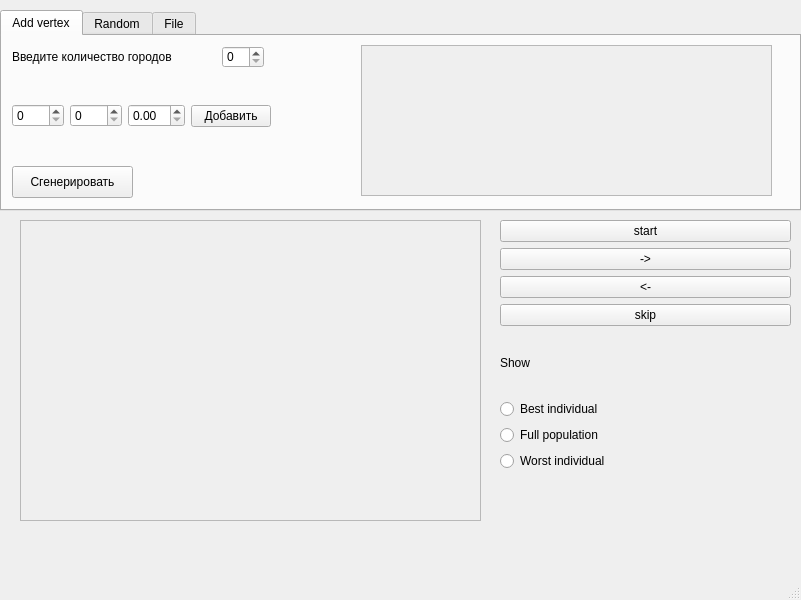
The window that src/ui/mainwindow.ui (zwphyro/TSP_GA) describes before a commit, drawn with Qt 5.
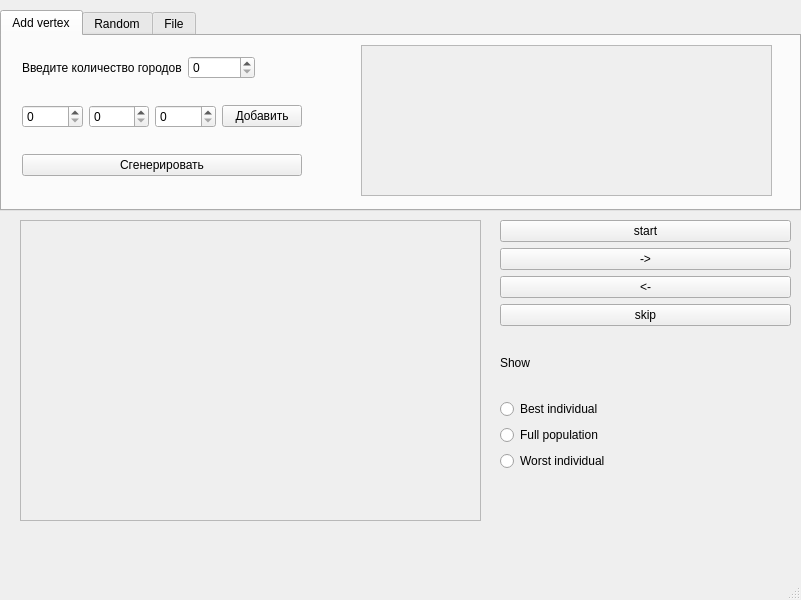
The same window after the commit.

What changed in the file:
```diff
--- a/src/ui/mainwindow.ui
+++ b/src/ui/mainwindow.ui
@@ -30,74 +30,7 @@
      <attribute name="title">
       <string>Add vertex</string>
      </attribute>
-     <widget class="QLabel" name="label">
-      <property name="geometry">
-       <rect>
-        <x>10</x>
-        <y>10</y>
-        <width>191</width>
-        <height>21</height>
-       </rect>
-      </property>
-      <property name="text">
-       <string>Введите количество городов</string>
-      </property>
-     </widget>
-     <widget class="QSpinBox" name="spinBox">
-      <property name="geometry">
-       <rect>
-        <x>220</x>
-        <y>10</y>
-        <width>42</width>
-        <height>22</height>
-       </rect>
-      </property>
-      <property name="maximum">
-       <number>100000</number>
-      </property>
-     </widget>
-     <widget class="QWidget" name="horizontalLayoutWidget">
-      <property name="geometry">
-       <rect>
-        <x>10</x>
-        <y>40</y>
-        <width>259</width>
-        <height>80</height>
-       </rect>
-      </property>
-      <layout class="QHBoxLayout" name="horizontalLayout">
-       <item>
-        <widget class="QSpinBox" name="spinBox_3"/>
-       </item>
-       <item>
-        <widget class="QSpinBox" name="spinBox_2"/>
-       </item>
-       <item>
-        <widget class="QDoubleSpinBox" name="doubleSpinBox"/>
-       </item>
-       <item>
-        <widget class="QPushButton" name="pushButton">
-         <property name="text">
-          <string>Добавить</string>
-         </property>
-        </widget>
-       </item>
-      </layout>
-     </widget>
-     <widget class="QPushButton" name="pushButton_3">
-      <property name="geometry">
-       <rect>
-        <x>10</x>
-        <y>130</y>
-        <width>121</width>
-        <height>32</height>
-       </rect>
-      </property>
-      <property name="text">
-       <string>Сгенерировать</string>
-      </property>
-     </widget>
-     <widget class="QScrollArea" name="scrollArea">
+     <widget class="QScrollArea" name="scrollArea_list_of_edge">
       <property name="geometry">
        <rect>
         <x>359</x>
@@ -120,69 +53,82 @@
        </property>
       </widget>
      </widget>
+     <widget class="QWidget" name="verticalLayoutWidget_3">
+      <property name="geometry">
+       <rect>
+        <x>20</x>
+        <y>0</y>
+        <width>280</width>
+        <height>161</height>
+       </rect>
+      </property>
+      <layout class="QVBoxLayout" name="verticalLayout_add">
+       <item>
+        <layout class="QHBoxLayout" name="horizontalLayout_add_enter_city">
+         <item>
+          <widget class="QLabel" name="label_enter_city_add_2">
+           <property name="text">
+            <string>Введите количество городов</string>
+           </property>
+          </widget>
+         </item>
+         <item>
+          <widget class="QSpinBox" name="spinBox_enter_city_add_2">
+           <property name="maximum">
+            <number>100000</number>
+           </property>
+          </widget>
+         </item>
+         <item>
+          <spacer name="horizontalSpacer_2">
+           <property name="orientation">
+            <enum>Qt::Horizontal</enum>
+           </property>
+           <property name="sizeHint" stdset="0">
+            <size>
+             <width>60</width>
+             <height>20</height>
+            </size>
+           </property>
+          </spacer>
+         </item>
+        </layout>
+       </item>
+       <item>
+        <layout class="QHBoxLayout" name="horizontalLayout_add_enter_edge">
+         <item>
+          <widget class="QSpinBox" name="spinBox_departure_city"/>
+         </item>
+         <item>
+          <widget class="QSpinBox" name="spinBox_arrival_city"/>
+         </item>
+         <item>
+          <widget class="QSpinBox" name="spinBox_distance_between_cities"/>
+         </item>
+         <item>
+          <widget class="QPushButton" name="pushButton_add_edge">
+           <property name="text">
+            <string>Добавить</string>
+           </property>
+          </widget>
+         </item>
+        </layout>
+       </item>
+       <item>
+        <widget class="QPushButton" name="pushButton_generate_add">
+         <property name="text">
+          <string>Сгенерировать</string>
+         </property>
+        </widget>
+       </item>
+      </layout>
+     </widget>
     </widget>
     <widget class="QWidget" name="tab_2">
      <attribute name="title">
       <string>Random</string>
      </attribute>
-     <widget class="QLabel" name="label_2">
-      <property name="geometry">
-       <rect>
-        <x>10</x>
-        <y>10</y>
-        <width>191</width>
-        <height>21</height>
-       </rect>
-      </property>
-      <property name="text">
-       <string>Введите количество городов</string>
-      </property>
-     </widget>
-     <widget class="QSpinBox" name="spinBox_4">
-      <property name="geometry">
-       <rect>
-        <x>220</x>
-        <y>10</y>
-        <width>42</width>
-        <height>22</height>
-       </rect>
-      </property>
-      <property name="maximum">
-       <number>100000</number>
-      </property>
-     </widget>
-     <widget class="QPushButton" name="pushButton_2">
-      <property name="geometry">
-       <rect>
-        <x>10</x>
-        <y>30</y>
-        <width>121</width>
-        <height>32</height>
-       </rect>
-      </property>
-      <property name="text">
-       <string>Сгенерировать</string>
-      </property>
-     </widget>
-    </widget>
-    <widget class="QWidget" name="tab_3">
-     <attribute name="title">
-      <string>File</string>
-     </attribute>
-     <widget class="QLabel" name="label_3">
-      <property name="geometry">
-       <rect>
-        <x>140</x>
-        <y>10</y>
-        <width>111</width>
-        <height>21</height>
-       </rect>
-      </property>
-      <property name="text">
-       <string>Выбраный файл</string>
-      </property>
-     </widget>
-     <widget class="QPushButton" name="pushButton_4">
+     <widget class="QWidget" name="verticalLayoutWidget_2">
       <property name="geometry">
        <rect>
         <x>0</x>
@@ -191,8 +137,80 @@
         <height>32</height>
        </rect>
       </property>
-      <property name="text">
-       <string>Выбрать файл</string>
+      <layout class="QVBoxLayout" name="verticalLayout_random">
+       <item>
+        <widget class="QPushButton" name="pushButton_full_rnd">
+         <property name="text">
+          <string>Полный рандом</string>
+         </property>
+        </widget>
+       </item>
+       <item>
+        <spacer name="verticalSpacer">
+         <property name="orientation">
+          <enum>Qt::Vertical</enum>
+         </property>
+         <property name="sizeHint" stdset="0">
+          <size>
+           <width>20</width>
+           <height>40</height>
+          </size>
+         </property>
+        </spacer>
+       </item>
+       <item>
+        <layout class="QHBoxLayout" name="horizontalLayout_2">
+         <item>
+          <widget class="QLabel" name="label_enter_city_rnd">
+           <property name="text">
+            <string>Введите количество городов</string>
+           </property>
+          </widget>
+         </item>
+         <item>
+          <widget class="QSpinBox" name="spinBox_enter_city_rnd">
+           <property name="maximum">
+            <number>100000</number>
+           </property>
+          </widget>
+         </item>
+         <item>
+          <spacer name="horizontalSpacer">
+           <property name="orientation">
+            <enum>Qt::Horizontal</enum>
+           </property>
+           <property name="sizeHint" stdset="0">
+            <size>
+             <width>60</width>
+             <height>20</height>
+            </size>
+           </property>
+          </spacer>
+         </item>
+        </layout>
+       </item>
+       <item>
+        <widget class="QPushButton" name="pushButton_generate_rnd">
+         <property name="text">
+          <string>Сгенерировать</string>
+         </property>
+        </widget>
+       </item>
+      </layout>
+     </widget>
+    </widget>
+    <widget class="QWidget" name="tab_file">
+     <attribute name="title">
+      <string>File</string>
+     </attribute>
+     <widget class="QWidget" name="verticalLayoutWidget_4">
+      <property name="geometry">
+       <rect>
+        <x>10</x>
+        <y>0</y>
+        <width>541</width>
+        <height>121</height>
+       </rect>
       </property>
      </widget>
     </widget>
```
Left out of the diff: 74 changed lines with no effect on the pictures.
